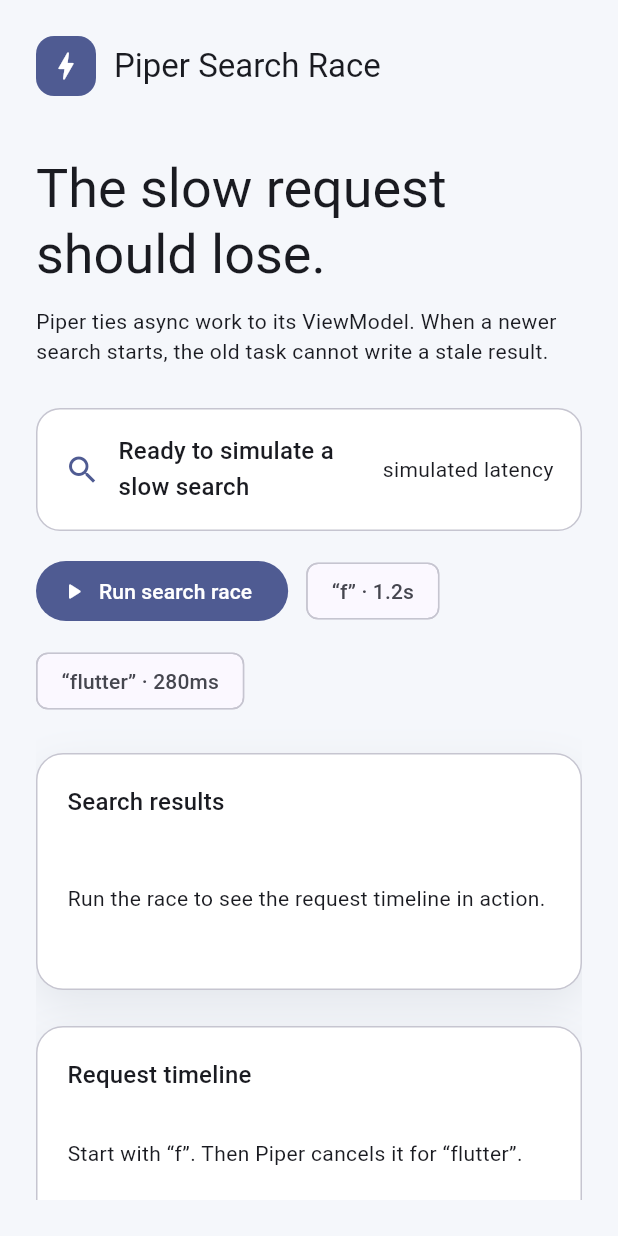
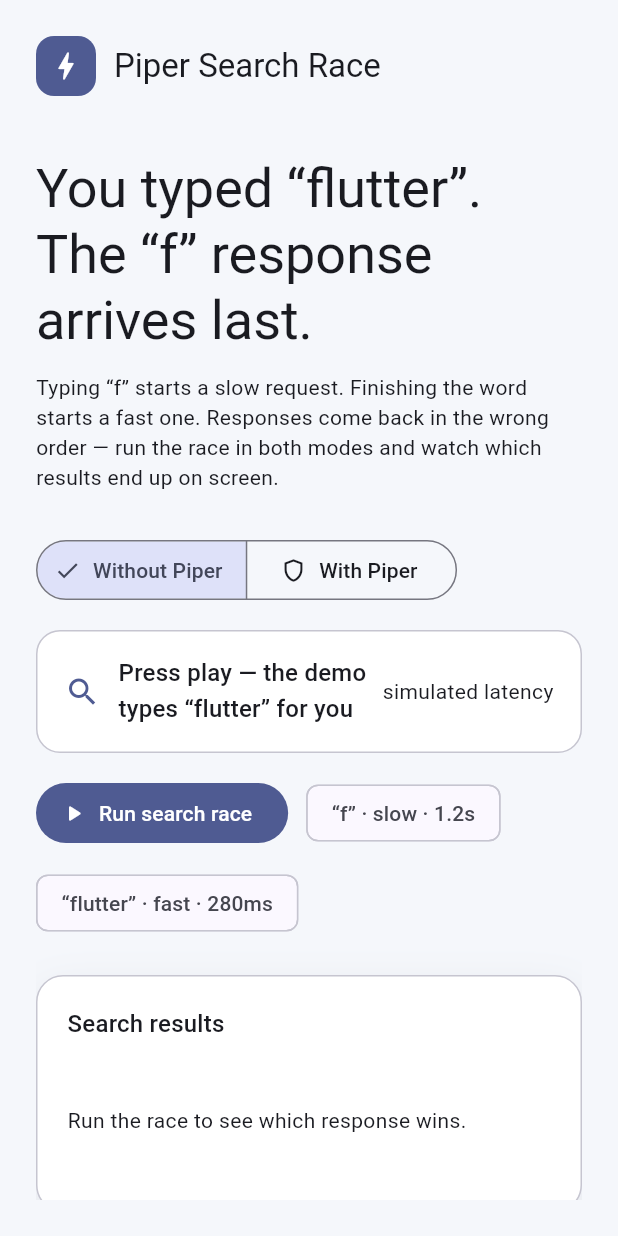
Before and after one commit to theGlenn/piper, a Flutter app: the screen it shows after launch, on a phone screen of 412 x 824 dp. Run offline on Flutter 3.47's test engine with Material 3 defaults, Android fonts, the phone set to English and light mode, and no system bars; accounts and stored records are empty.

Commit message:
feat: show stale-response bug in Search Race demo (#13)
Add a Without/With Piper toggle so the demo first shows last-response-wins
overwriting correct results, then lifecycle-owned cancellation preventing it.

Co-authored-by: Cursor <cursoragent@cursor.com>

```diff
--- a/packages/flutter_piper/example/lib/features/search_race/search_race_page.dart
+++ b/packages/flutter_piper/example/lib/features/search_race/search_race_page.dart
@@ -4,13 +4,16 @@ import 'package:flutter_piper/flutter_piper.dart';
 import 'search_race_repository.dart';
 import 'search_race_view_model.dart';
 
-// THESIS: The demo makes lifecycle-owned cancellation visible before a stale
-// response can overwrite fresh search results.
+// THESIS: The demo makes the stale-response bug happen on screen, then makes
+// lifecycle-owned cancellation visibly prevent it.
 // OWN-WORLD: A calm, high-contrast product lab: blue action surfaces, green
-// completion signals, and a compact request timeline.
-// STORY: Run the race, see “f” get cancelled, then see “flutter” win.
-// FIRST VIEWPORT: The action and live result share the left; event proof sits
-// beside it so the causal chain is readable in one glance.
+// completion signals, red only for the stale overwrite, and a compact
+// request timeline.
+// STORY: Run the race without Piper and watch the wrong results win; switch
+// Piper on and watch the late response get discarded.
+// FIRST VIEWPORT: The question, the mode toggle, and the live result share
+// the left; event proof sits beside it so the causal chain is readable in
+// one glance.
 // FORM: A responsive operating surface that keeps the interaction primary.
 class SearchRacePage extends StatelessWidget {
   const SearchRacePage({super.key});
@@ -40,17 +43,22 @@ class _SearchRaceScreen extends StatelessWidget {
               padding: const EdgeInsets.all(24),
               child: Watch((context) {
                 final query = viewModel.query.value;
+                final submittedQuery = viewModel.submittedQuery.value;
+                final piperEnabled = viewModel.piperEnabled.value;
                 final resultState = viewModel.results.value;
+                final resultsAreStale = viewModel.resultsAreStale.value;
                 final events = viewModel.events.value;
                 final cancellations = viewModel.cancelledRequests.value;
+                final staleOverwrites = viewModel.staleOverwrites.value;
                 final hasRun = viewModel.hasRun.value;
 
                 return LayoutBuilder(
                   builder: (context, constraints) {
                     final isWide = constraints.maxWidth >= 840;
                     final resultPanel = _ResultPanel(
-                      query: query,
+                      submittedQuery: submittedQuery,
                       resultState: resultState,
+                      isStale: resultsAreStale,
                     );
                     final timelinePanel = _TimelinePanel(events: events);
 
@@ -61,19 +69,27 @@ class _SearchRaceScreen extends StatelessWidget {
                           const _Header(),
                           const SizedBox(height: 40),
                           Text(
-                            'The slow request should lose.',
+                            'You typed “flutter”. The “f” response arrives last.',
                             style: Theme.of(context).textTheme.displaySmall,
                           ),
                           const SizedBox(height: 12),
                           const SizedBox(
                             width: 640,
                             child: Text(
-                              'Piper ties async work to its ViewModel. When a newer search starts, the old task cannot write a stale result.',
+                              'Typing “f” starts a slow request. Finishing the '
+                              'word starts a fast one. Responses come back in '
+                              'the wrong order — run the race in both modes '
+                              'and watch which results end up on screen.',
                             ),
                           ),
                           const SizedBox(height: 28),
+                          _ModeToggle(
+                            piperEnabled: piperEnabled,
+                            onChanged: viewModel.setPiperEnabled,
+                          ),
+                          const SizedBox(height: 16),
                           _SearchControls(
-                            activeQuery: query,
+                            typedQuery: query,
                             hasRun: hasRun,
                             onRun: viewModel.runRace,
                             onReset: viewModel.reset,
@@ -96,7 +112,9 @@ class _SearchRaceScreen extends StatelessWidget {
                           const SizedBox(height: 24),
                           _ProofStrip(
                             hasRun: hasRun,
+                            piperEnabled: piperEnabled,
                             cancellations: cancellations,
+                            staleOverwrites: staleOverwrites,
                           ),
                           const SizedBox(height: 32),
                           const _Explanation(),
@@ -141,14 +159,41 @@ class _Header extends StatelessWidget {
   }
 }
 
+class _ModeToggle extends StatelessWidget {
+  final bool piperEnabled;
+  final ValueChanged<bool> onChanged;
+
+  const _ModeToggle({required this.piperEnabled, required this.onChanged});
+
+  @override
+  Widget build(BuildContext context) {
+    return SegmentedButton<bool>(
+      segments: const [
+        ButtonSegment(
+          value: false,
+          icon: Icon(Icons.warning_amber_rounded),
+          label: Text('Without Piper'),
+        ),
+        ButtonSegment(
+          value: true,
+          icon: Icon(Icons.shield_outlined),
+          label: Text('With Piper'),
+        ),
+      ],
+      selected: {piperEnabled},
+      onSelectionChanged: (selection) => onChanged(selection.first),
+    );
+  }
+}
+
 class _SearchControls extends StatelessWidget {
-  final String activeQuery;
+  final String typedQuery;
   final bool hasRun;
   final VoidCallback onRun;
   final VoidCallback onReset;
 
   const _SearchControls({
-    required this.activeQuery,
+    required this.typedQuery,
     required this.hasRun,
     required this.onRun,
     required this.onReset,
@@ -156,7 +201,7 @@ class _SearchControls extends StatelessWidget {
 
   @override
   Widget build(BuildContext context) {
-    final label = activeQuery.isEmpty ? 'Run search race' : activeQuery;
+    final label = typedQuery.isEmpty ? 'Run search race' : typedQuery;
     return Column(
       crossAxisAlignment: CrossAxisAlignment.start,
       children: [
@@ -181,9 +226,9 @@ class _SearchControls extends StatelessWidget {
                 const SizedBox(width: 12),
                 Expanded(
                   child: Text(
-                    activeQuery.isEmpty
-                        ? 'Ready to simulate a slow search'
-                        : activeQuery,
+                    typedQuery.isEmpty
+                        ? 'Press play — the demo types “flutter” for you'
+                        : typedQuery,
                     style: Theme.of(context).textTheme.titleMedium,
                   ),
                 ),
@@ -208,8 +253,8 @@ class _SearchControls extends StatelessWidget {
                 icon: const Icon(Icons.refresh_rounded),
                 label: const Text('Reset'),
               ),
-            const _LatencyBadge(query: 'f', duration: '1.2s'),
-            const _LatencyBadge(query: 'flutter', duration: '280ms'),
+            const _LatencyBadge(query: 'f', duration: 'slow · 1.2s'),
+            const _LatencyBadge(query: 'flutter', duration: 'fast · 280ms'),
           ],
         ),
       ],
@@ -230,22 +275,52 @@ class _LatencyBadge extends StatelessWidget {
 }
 
 class _ResultPanel extends StatelessWidget {
-  final String query;
+  final String submittedQuery;
   final AsyncState<List<SearchHit>> resultState;
+  final bool isStale;
 
-  const _ResultPanel({required this.query, required this.resultState});
+  const _ResultPanel({
+    required this.submittedQuery,
+    required this.resultState,
+    required this.isStale,
+  });
 
   @override
   Widget build(BuildContext context) {
     return _Panel(
       title: 'Search results',
+      trailing: isStale ? const _StaleBadge() : null,
       child: AnimatedSwitcher(
         duration: const Duration(milliseconds: 220),
         child: resultState.when(
           empty: () => const _EmptyResult(),
-          loading: () => _LoadingResult(query: query),
+          loading: () => _LoadingResult(query: submittedQuery),
           error: (message) => Text(message),
-          data: (results) => _SearchResults(results: results),
+          data: (results) => _SearchResults(results: results, isStale: isStale),
+        ),
+      ),
+    );
+  }
+}
+
+class _StaleBadge extends StatelessWidget {
+  const _StaleBadge();
+
+  @override
+  Widget build(BuildContext context) {
+    final scheme = Theme.of(context).colorScheme;
+    return Container(
+      padding: const EdgeInsets.symmetric(horizontal: 10, vertical: 4),
+      decoration: BoxDecoration(
+        color: scheme.errorContainer,
+        borderRadius: BorderRadius.circular(999),
+      ),
+      child: Text(
+        'STALE',
+        style: Theme.of(context).textTheme.labelSmall?.copyWith(
+          color: scheme.onErrorContainer,
+          fontWeight: FontWeight.w700,
+          letterSpacing: 1.2,
         ),
       ),
     );
@@ -259,7 +334,7 @@ class _EmptyResult extends StatelessWidget {
   Widget build(BuildContext context) {
     return const Padding(
       padding: EdgeInsets.symmetric(vertical: 30),
-      child: Text('Run the race to see the request timeline in action.'),
+      child: Text('Run the race to see which response wins.'),
     );
   }
 }
@@ -290,23 +365,37 @@ class _LoadingResult extends StatelessWidget {
 
 class _SearchResults extends StatelessWidget {
   final List<SearchHit> results;
+  final bool isStale;
 
-  const _SearchResults({required this.results});
+  const _SearchResults({required this.results, required this.isStale});
 
   @override
   Widget build(BuildContext context) {
+    final scheme = Theme.of(context).colorScheme;
     return Column(
+      crossAxisAlignment: CrossAxisAlignment.start,
       children: [
         for (final result in results)
           ListTile(
             contentPadding: EdgeInsets.zero,
             leading: Icon(
-              Icons.check_circle_rounded,
-              color: Theme.of(context).colorScheme.primary,
+              isStale
+                  ? Icons.error_outline_rounded
+                  : Icons.check_circle_rounded,
+              color: isStale ? scheme.error : scheme.primary,
             ),
             title: Text(result.title),
             subtitle: Text(result.detail),
           ),
+        if (isStale) ...[
+          const SizedBox(height: 8),
+          Text(
+            'These answer “f” — you asked for “flutter”.',
+            style: Theme.of(
+              context,
+            ).textTheme.bodySmall?.copyWith(color: scheme.error),
+          ),
+        ],
       ],
     );
   }
@@ -325,7 +414,7 @@ class _TimelinePanel extends StatelessWidget {
           ? const Padding(
               padding: EdgeInsets.symmetric(vertical: 18),
               child: Text(
-                'Start with “f”. Then Piper cancels it for “flutter”.',
+                'Press play. “f” goes out slow, “flutter” goes out fast.',
               ),
             )
           : Column(
@@ -344,16 +433,21 @@ class _TimelineEvent extends StatelessWidget {
 
   @override
   Widget build(BuildContext context) {
+    final scheme = Theme.of(context).colorScheme;
     final color = switch (event.kind) {
-      SearchRaceEventKind.request => Theme.of(context).colorScheme.primary,
-      SearchRaceEventKind.cancelled => Theme.of(context).colorScheme.error,
+      SearchRaceEventKind.request => scheme.primary,
+      SearchRaceEventKind.cancelled => Colors.amber.shade900,
       SearchRaceEventKind.success => Colors.green.shade700,
-      SearchRaceEventKind.lifecycle => Theme.of(context).colorScheme.tertiary,
+      SearchRaceEventKind.stale => scheme.error,
+      SearchRaceEventKind.lateArrival => scheme.onSurfaceVariant,
+      SearchRaceEventKind.lifecycle => scheme.tertiary,
     };
     final icon = switch (event.kind) {
       SearchRaceEventKind.request => Icons.play_circle_outline_rounded,
       SearchRaceEventKind.cancelled => Icons.cancel_outlined,
       SearchRaceEventKind.success => Icons.check_circle_outline_rounded,
+      SearchRaceEventKind.stale => Icons.error_outline_rounded,
+      SearchRaceEventKind.lateArrival => Icons.history_rounded,
       SearchRaceEventKind.lifecycle => Icons.auto_delete_outlined,
     };
 
@@ -373,35 +467,69 @@ class _TimelineEvent extends StatelessWidget {
 
 class _ProofStrip extends StatelessWidget {
   final bool hasRun;
+  final bool piperEnabled;
   final int cancellations;
+  final int staleOverwrites;
 
-  const _ProofStrip({required this.hasRun, required this.cancellations});
+  const _ProofStrip({
+    required this.hasRun,
+    required this.piperEnabled,
+    required this.cancellations,
+    required this.staleOverwrites,
+  });
 
   @override
   Widget build(BuildContext context) {
-    final message = hasRun
-        ? '$cancellations stale request${cancellations == 1 ? '' : 's'} prevented'
-        : 'Run the race to inspect the lifecycle';
+    final scheme = Theme.of(context).colorScheme;
+
+    final String message;
+    final Color background;
+    final Color foreground;
+    final IconData icon;
+
+    if (staleOverwrites > 0) {
+      message =
+          'Without Piper: the late “f” response replaced the '
+          '“flutter” results you asked for.';
+      background = scheme.errorContainer;
+      foreground = scheme.onErrorContainer;
+      icon = Icons.error_outline_rounded;
+    } else if (piperEnabled && cancellations > 0) {
+      message =
+          'With Piper: the “flutter” results stayed — the slow task was '
+          'cancelled before its response could land.';
+      background = scheme.primaryContainer;
+      foreground = scheme.onPrimaryContainer;
+      icon = Icons.verified_rounded;
+    } else if (hasRun) {
+      message = 'Race in progress…';
+      background = scheme.surfaceContainerHighest;
+      foreground = scheme.onSurface;
+      icon = Icons.timer_outlined;
+    } else {
+      message = 'Run the race in both modes and compare the outcome.';
+      background = scheme.surfaceContainerHighest;
+      foreground = scheme.onSurface;
+      icon = Icons.flag_outlined;
+    }
+
     return Container(
       width: double.infinity,
       padding: const EdgeInsets.all(18),
       decoration: BoxDecoration(
-        color: Theme.of(context).colorScheme.primaryContainer,
+        color: background,
         borderRadius: BorderRadius.circular(16),
       ),
       child: Row(
         children: [
-          Icon(
-            Icons.verified_rounded,
-            color: Theme.of(context).colorScheme.onPrimaryContainer,
-          ),
+          Icon(icon, color: foreground),
           const SizedBox(width: 12),
           Expanded(
             child: Text(
               message,
-              style: Theme.of(context).textTheme.titleMedium?.copyWith(
-                color: Theme.of(context).colorScheme.onPrimaryContainer,
-              ),
+              style: Theme.of(
+                context,
+              ).textTheme.titleMedium?.copyWith(color: foreground),
             ),
           ),
         ],
@@ -420,13 +548,16 @@ class _Explanation extends StatelessWidget {
       children: [
         Divider(color: Theme.of(context).colorScheme.outlineVariant),
         const SizedBox(height: 20),
-        Text(
-          'What this prevents',
-          style: Theme.of(context).textTheme.titleLarge,
-        ),
+        Text('What this shows', style: Theme.of(context).textTheme.titleLarge),
         const SizedBox(height: 8),
         const Text(
-          'Without cancellation, the slow “f” response could arrive last and replace the correct “flutter” results. Piper interrupts the task body at its next cancellation-aware await, so that stale write never happens.',
+          'Every keystroke can start a request, and responses come back in '
+          'any order. Without cancellation, whichever response lands last '
+          'wins — even when it answers a query the user has moved past. '
+          'Piper ties each task to its ViewModel: starting a newer search '
+          'cancels the old task, so the late response has nowhere to write. '
+          'Leaving the screen disposes the ViewModel and cancels everything '
+          'with it.',
         ),
       ],
     );
@@ -435,9 +566,10 @@ class _Explanation extends StatelessWidget {
 
 class _Panel extends StatelessWidget {
   final String title;
+  final Widget? trailing;
   final Widget child;
 
-  const _Panel({required this.title, required this.child});
+  const _Panel({required this.title, required this.child, this.trailing});
 
   @override
   Widget build(BuildContext context) {
@@ -459,7 +591,17 @@ class _Panel extends StatelessWidget {
       child: Column(
         crossAxisAlignment: CrossAxisAlignment.start,
         children: [
-          Text(title, style: Theme.of(context).textTheme.titleMedium),
+          Row(
+            children: [
+              Expanded(
+                child: Text(
+                  title,
+                  style: Theme.of(context).textTheme.titleMedium,
+                ),
+              ),
+              if (trailing != null) trailing!,
+            ],
+          ),
           const SizedBox(height: 12),
           child,
         ],
--- a/packages/flutter_piper/example/lib/features/search_race/search_race_view_model.dart
+++ b/packages/flutter_piper/example/lib/features/search_race/search_race_view_model.dart
@@ -4,7 +4,14 @@ import 'package:flutter_piper/flutter_piper.dart';
 
 import 'search_race_repository.dart';
 
-enum SearchRaceEventKind { request, cancelled, success, lifecycle }
+enum SearchRaceEventKind {
+  request,
+  cancelled,
+  success,
+  stale,
+  lateArrival,
+  lifecycle,
+}
 
 final class SearchRaceEvent {
   final String message;
@@ -16,12 +23,28 @@ final class SearchRaceEvent {
 class SearchRaceViewModel extends ViewModel {
   SearchRaceViewModel(this._repository);
 
+  static const typingInterval = Duration(milliseconds: 90);
+  static const _typedWord = 'flutter';
+
   final SearchRaceRepository _repository;
 
+  /// The text visible in the search box, typed character by character.
   late final query = state('');
+
+  /// The query whose request is currently in flight.
+  late final submittedQuery = state('');
+
+  /// False runs the race with last-response-wins, the bug Piper prevents.
+  late final piperEnabled = state(false);
+
   late final results = asyncState<List<SearchHit>>();
+
+  /// True when the visible results answer an older query than the one typed.
+  late final resultsAreStale = state(false);
+
   late final events = state<List<SearchRaceEvent>>(const []);
   late final cancelledRequests = state(0);
+  late final staleOverwrites = state(0);
   late final hasRun = state(false);
 
   Task<void>? _activeSearch;
@@ -29,41 +52,98 @@ class SearchRaceViewModel extends ViewModel {
   int _session = 0;
   int _request = 0;
 
+  void setPiperEnabled(bool enabled) {
+    reset();
+    piperEnabled.value = enabled;
+  }
+
   void runRace() {
     reset();
     hasRun.value = true;
-    beginSearch('f');
     _race = launch((cancellation) async {
-      await cancellation.wait(const Duration(milliseconds: 220).delay);
-      beginSearch('flutter');
+      query.value = 'f';
+      beginSearch('f');
+      for (var length = 2; length <= _typedWord.length; length++) {
+        await cancellation.wait(typingInterval.delay);
+        query.value = _typedWord.substring(0, length);
+      }
+      beginSearch(_typedWord);
     });
   }
 
   void beginSearch(String nextQuery) {
-    final previous = _activeSearch;
-    if (previous?.isActive ?? false) previous!.cancel();
-
     final session = _session;
     final request = ++_request;
     query.value = nextQuery;
+    submittedQuery.value = nextQuery;
     results.setLoading();
-    _record('Task for “$nextQuery” started', SearchRaceEventKind.request);
+    resultsAreStale.value = false;
+    _record('Request for “$nextQuery” sent', SearchRaceEventKind.request);
+    final response = _repository.search(nextQuery);
+    if (piperEnabled.value) {
+      _searchWithPiper(nextQuery, response, session, request);
+    } else {
+      _searchWithoutPiper(nextQuery, response, session, request);
+    }
+  }
+
+  void _searchWithPiper(
+    String nextQuery,
+    Future<List<SearchHit>> response,
+    int session,
+    int request,
+  ) {
+    final previous = _activeSearch;
+    if (previous?.isActive ?? false) previous!.cancel();
     _activeSearch = launch((cancellation) async {
       try {
-        final value = await cancellation.wait(_repository.search(nextQuery));
+        final value = await cancellation.wait(response);
         if (session != _session || request != _request) return;
         results.setData(value);
-        _record(
-          'Results for “$nextQuery” committed',
-          SearchRaceEventKind.success,
-        );
+        resultsAreStale.value = false;
+        _record('Results for “$nextQuery” shown', SearchRaceEventKind.success);
       } on TaskCancelledException {
         if (session != _session) return;
         cancelledRequests.update((count) => count + 1);
         _record(
-          'Task for “$nextQuery” cancelled',
+          'Task for “$nextQuery” cancelled — its response will be ignored',
           SearchRaceEventKind.cancelled,
         );
+        unawaited(
+          response.then((_) {
+            if (session != _session) return;
+            _record(
+              'Late “$nextQuery” response arrived — discarded',
+              SearchRaceEventKind.lateArrival,
+            );
+          }, onError: (_) {}),
+        );
+      }
+    });
+  }
+
+  /// Deliberately naive: no cancellation, so whichever response lands last
+  /// wins — even when it answers a query the user has already moved past.
+  void _searchWithoutPiper(
+    String nextQuery,
+    Future<List<SearchHit>> response,
+    int session,
+    int request,
+  ) {
+    _activeSearch = launch((_) async {
+      final value = await response;
+      if (session != _session) return;
+      results.setData(value);
+      if (request != _request) {
+        resultsAreStale.value = true;
+        staleOverwrites.update((count) => count + 1);
+        _record(
+          'Late “$nextQuery” response arrived — overwrote the newer results',
+          SearchRaceEventKind.stale,
+        );
+      } else {
+        resultsAreStale.value = false;
+        _record('Results for “$nextQuery” shown', SearchRaceEventKind.success);
       }
     });
   }
@@ -74,9 +154,12 @@ class SearchRaceViewModel extends ViewModel {
     _race?.cancel();
     _activeSearch?.cancel();
     query.value = '';
+    submittedQuery.value = '';
     results.setEmpty();
+    resultsAreStale.value = false;
     events.value = const [];
     cancelledRequests.value = 0;
+    staleOverwrites.value = 0;
     hasRun.value = false;
   }
 
```
Also changed, not shown: 3 other files.
